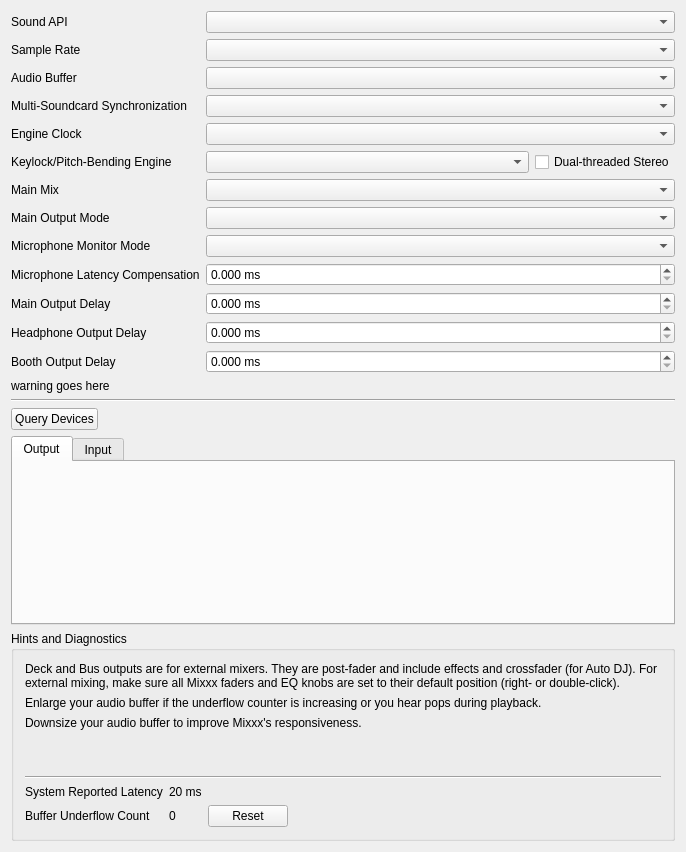
First picture: the form in src/preferences/dialog/dlgprefsounddlg.ui, repository 0cwa/mixxx, before the edit.
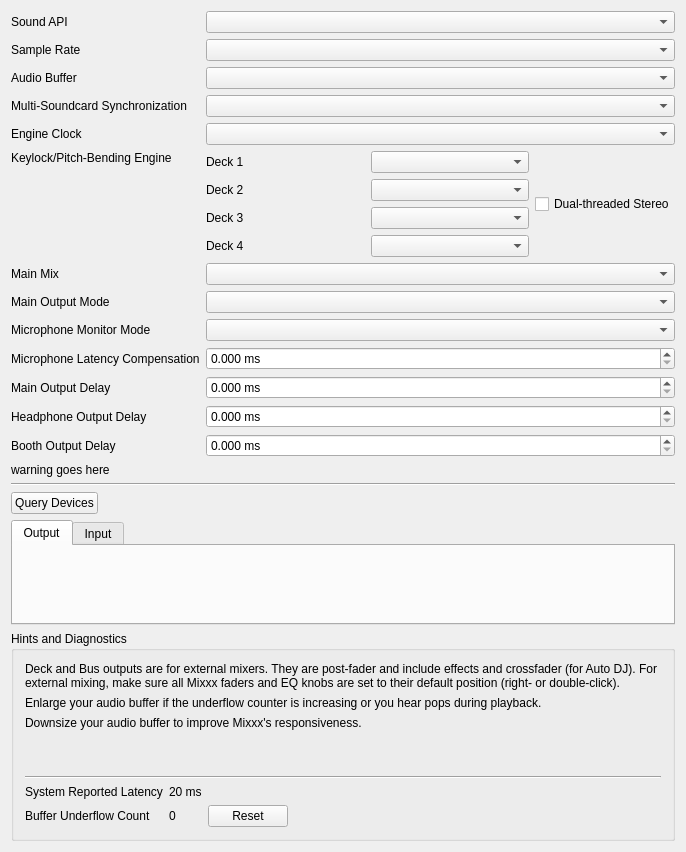
Second picture: the form after the edit.

Commit message:
Restore per-deck keylock engine selectors
Integrate the QML compatibility and migration-preservation follow-ups from the selector source worktree.

```diff
--- a/src/preferences/dialog/dlgprefsounddlg.ui
+++ b/src/preferences/dialog/dlgprefsounddlg.ui
@@ -88,7 +88,10 @@
         <string>Keylock/Pitch-Bending Engine</string>
        </property>
        <property name="buddy">
-        <cstring>keylockComboBox</cstring>
+        <cstring>keylockComboBox1</cstring>
+       </property>
+       <property name="alignment">
+        <set>Qt::AlignLeading|Qt::AlignLeft|Qt::AlignTop</set>
        </property>
       </widget>
      </item>
@@ -230,7 +233,76 @@
      <item row="5" column="1">
       <layout class="QHBoxLayout" name="horizontalLayout">
        <item>
-        <widget class="QComboBox" name="keylockComboBox"/>
+        <layout class="QVBoxLayout" name="keylockEngineLayout">
+         <item>
+          <layout class="QHBoxLayout" name="keylockEngineDeck1Layout">
+           <item>
+            <widget class="QLabel" name="keylockDeck1Label">
+             <property name="text">
+              <string>Deck 1</string>
+             </property>
+             <property name="buddy">
+              <cstring>keylockComboBox1</cstring>
+             </property>
+            </widget>
+           </item>
+           <item>
+            <widget class="QComboBox" name="keylockComboBox1"/>
+           </item>
+          </layout>
+         </item>
+         <item>
+          <layout class="QHBoxLayout" name="keylockEngineDeck2Layout">
+           <item>
+            <widget class="QLabel" name="keylockDeck2Label">
+             <property name="text">
+              <string>Deck 2</string>
+             </property>
+             <property name="buddy">
+              <cstring>keylockComboBox2</cstring>
+             </property>
+            </widget>
+           </item>
+           <item>
+            <widget class="QComboBox" name="keylockComboBox2"/>
+           </item>
+          </layout>
+         </item>
+         <item>
+          <layout class="QHBoxLayout" name="keylockEngineDeck3Layout">
+           <item>
+            <widget class="QLabel" name="keylockDeck3Label">
+             <property name="text">
+              <string>Deck 3</string>
+             </property>
+             <property name="buddy">
+              <cstring>keylockComboBox3</cstring>
+             </property>
+            </widget>
+           </item>
+           <item>
+            <widget class="QComboBox" name="keylockComboBox3"/>
+           </item>
+          </layout>
+         </item>
+         <item>
+          <layout class="QHBoxLayout" name="keylockEngineDeck4Layout">
+           <item>
+            <widget class="QLabel" name="keylockDeck4Label">
+             <property name="text">
+              <string>Deck 4</string>
+             </property>
+             <property name="buddy">
+              <cstring>keylockComboBox4</cstring>
+             </property>
+            </widget>
+           </item>
+           <item>
+            <widget class="QComboBox" name="keylockComboBox4"/>
+           </item>
+          </layout>
+         </item>
+        </layout>
        </item>
        <item>
         <widget class="QCheckBox" name="keylockDualthreadedCheckBox">
```
Left out of the diff: 7 changed lines with no effect on the pictures. The commit also changes 5 other files.
